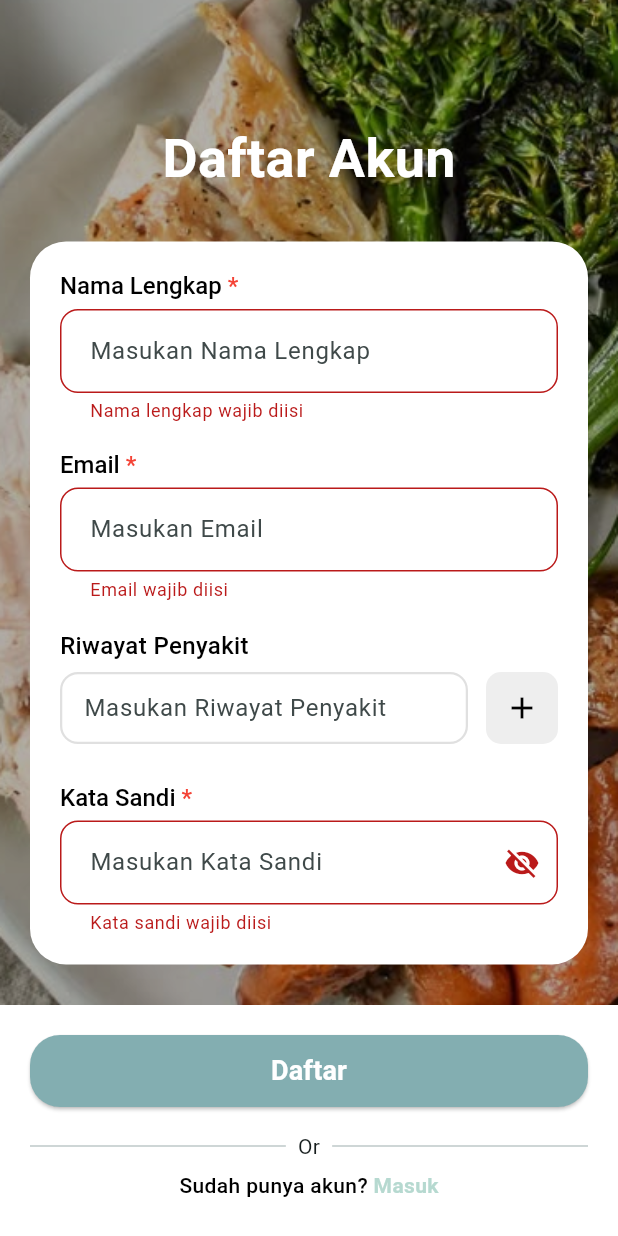
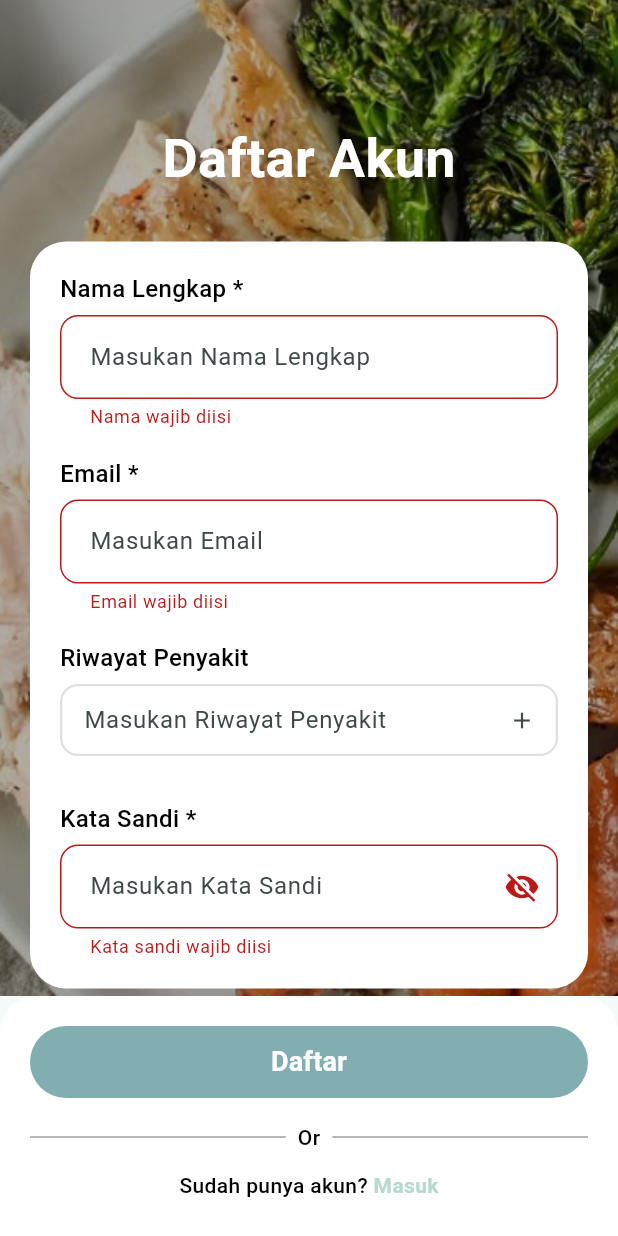
Before and after one commit to hafsahha/MASAKIO, a Flutter app: the DaftarAkunPage screen opened directly, after a tap on "Daftar", on a phone screen of 412 x 824 dp. Run offline on Flutter 3.47's test engine with Material 3 defaults, Android fonts, the phone set to English and light mode, and no system bars; our stand-ins replace image_picker, video_player.

Commit message:
ubah kecil

```diff
--- a/lib/Auth/daftar.dart
+++ b/lib/Auth/daftar.dart
@@ -9,12 +9,11 @@ class DaftarAkunPage extends StatefulWidget {
 
 class _DaftarAkunPageState extends State<DaftarAkunPage> {
   final _formKey = GlobalKey<FormState>();
-
   final TextEditingController _namaController = TextEditingController();
   final TextEditingController _emailController = TextEditingController();
   final TextEditingController _passwordController = TextEditingController();
-
-  final List<TextEditingController> _riwayatControllers = [TextEditingController()];
+  final TextEditingController _riwayatController = TextEditingController();
+  final List<String> _riwayatList = [];
 
   bool _obscurePassword = true;
 
@@ -23,40 +22,38 @@ class _DaftarAkunPageState extends State<DaftarAkunPage> {
     borderSide: BorderSide(color: Colors.grey.shade300, width: 1.5),
   );
 
+  final RegExp emailRegExp = RegExp(
+    r'^[\w-]+(\.[\w-]+)*@[\w-]+(\.[\w-]+)+$',
+  );
+
   @override
   void dispose() {
     _namaController.dispose();
     _emailController.dispose();
     _passwordController.dispose();
-    for (var c in _riwayatControllers) {
-      c.dispose();
-    }
+    _riwayatController.dispose();
     super.dispose();
   }
 
-  // Regex email sederhana
-  final RegExp emailRegExp = RegExp(
-    r'^[\w-]+(\.[\w-]+)*@[\w-]+(\.[\w-]+)+$',
-  );
-
-  void _addRiwayat() {
+  void _tambahRiwayat(String text) {
+    final newText = text.trim();
+    if (newText.isNotEmpty && !_riwayatList.contains(newText)) {
       setState(() {
-      _riwayatControllers.add(TextEditingController());
+        _riwayatList.add(newText);
+        _riwayatController.clear();
       });
     }
-
-  void _removeRiwayat(int index) {
-    setState(() {
-      if (_riwayatControllers.length > 1) {
-        _riwayatControllers[index].dispose();
-        _riwayatControllers.removeAt(index);
-      }
-    });
   }
 
   void _submitForm() {
     if (_formKey.currentState!.validate()) {
-      // Semua valid, bisa lanjut ke proses berikutnya
+      if (_riwayatList.isEmpty) {
+        ScaffoldMessenger.of(context).showSnackBar(
+          const SnackBar(content: Text('Minimal 1 riwayat penyakit harus diisi')),
+        );
+        return;
+      }
+
       showDialog(
         context: context,
         builder: (_) => AlertDialog(
@@ -104,7 +101,6 @@ class _DaftarAkunPageState extends State<DaftarAkunPage> {
                   ),
                 ),
                 const SizedBox(height: 30),
-                // Form scrollable
                 Expanded(
                   child: SingleChildScrollView(
                     padding: const EdgeInsets.symmetric(horizontal: 20),
@@ -118,75 +114,22 @@ class _DaftarAkunPageState extends State<DaftarAkunPage> {
                         key: _formKey,
                         child: Column(
                           children: [
-                            // Nama Lengkap
-                            Align(
-                              alignment: Alignment.centerLeft,
-                              child: RichText(
-                                text: const TextSpan(
-                                  text: "Nama Lengkap ",
-                                  style: TextStyle(
-                                    color: Colors.black,
-                                    fontSize: 16,
-                                    fontWeight: FontWeight.w500,
-                                  ),
-                                  children: [
-                                    TextSpan(
-                                      text: "*",
-                                      style: TextStyle(color: Colors.red),
-                                    ),
-                                  ],
-                                ),
-                              ),
-                            ),
+                            _buildLabel("Nama Lengkap *"),
                             const SizedBox(height: 6),
                             TextFormField(
                               controller: _namaController,
-                              decoration: InputDecoration(
-                                hintText: "Masukan Nama Lengkap",
-                                border: border,
-                                enabledBorder: border,
-                                focusedBorder: border,
-                                contentPadding: const EdgeInsets.symmetric(horizontal: 16, vertical: 16),
-                              ),
-                              validator: (value) {
-                                if (value == null || value.trim().isEmpty) {
-                                  return 'Nama lengkap wajib diisi';
-                                }
-                                return null;
-                              },
+                              decoration: _buildInputDecoration("Masukan Nama Lengkap"),
+                              validator: (value) =>
+                                  value == null || value.trim().isEmpty ? 'Nama wajib diisi' : null,
                             ),
                             const SizedBox(height: 18),
-                            // Email
-                            Align(
-                              alignment: Alignment.centerLeft,
-                              child: RichText(
-                                text: const TextSpan(
-                                  text: "Email ",
-                                  style: TextStyle(
-                                    color: Colors.black,
-                                    fontSize: 16,
-                                    fontWeight: FontWeight.w500,
-                                  ),
-                                  children: [
-                                    TextSpan(
-                                      text: "*",
-                                      style: TextStyle(color: Colors.red),
-                                    ),
-                                  ],
-                                ),
-                              ),
-                            ),
+
+                            _buildLabel("Email *"),
                             const SizedBox(height: 6),
                             TextFormField(
                               controller: _emailController,
                               keyboardType: TextInputType.emailAddress,
-                              decoration: InputDecoration(
-                                hintText: "Masukan Email",
-                                border: border,
-                                enabledBorder: border,
-                                focusedBorder: border,
-                                contentPadding: const EdgeInsets.symmetric(horizontal: 16, vertical: 16),
-                              ),
+                              decoration: _buildInputDecoration("Masukan Email"),
                               validator: (value) {
                                 if (value == null || value.trim().isEmpty) {
                                   return 'Email wajib diisi';
@@ -198,32 +141,12 @@ class _DaftarAkunPageState extends State<DaftarAkunPage> {
                               },
                             ),
                             const SizedBox(height: 18),
-                            // Riwayat Penyakit (dinamis)
-                            Align(
-                              alignment: Alignment.centerLeft,
-                              child: const Text(
-                                "Riwayat Penyakit",
-                                style: TextStyle(
-                                  color: Colors.black,
-                                  fontSize: 16,
-                                  fontWeight: FontWeight.w500,
-                                ),
-                              ),
-                            ),
+
+                            _buildLabel("Riwayat Penyakit"),
                             const SizedBox(height: 6),
-                            ListView.builder(
-                              shrinkWrap: true,
-                              physics: const NeverScrollableScrollPhysics(),
-                              padding: EdgeInsets.zero,
-                              itemCount: _riwayatControllers.length,
-                              itemBuilder: (context, index) {
-                                return Padding(
-                                  padding: const EdgeInsets.only(bottom: 8),
-                                  child: Row(
-                                    children: [
-                                      Expanded(
-                                        child: TextFormField(
-                                          controller: _riwayatControllers[index],
+                            TextFormField(
+                              controller: _riwayatController,
+                              onFieldSubmitted: (value) => _tambahRiwayat(value),
                               decoration: InputDecoration(
                                 hintText: "Masukan Riwayat Penyakit",
                                 border: border,
@@ -231,55 +154,50 @@ class _DaftarAkunPageState extends State<DaftarAkunPage> {
                                 focusedBorder: border,
                                 isDense: true,
                                 contentPadding: const EdgeInsets.symmetric(horizontal: 12, vertical: 12),
+                                suffixIcon: IconButton(
+                                  icon: const Icon(Icons.add),
+                                  onPressed: () => _tambahRiwayat(_riwayatController.text),
                                 ),
                               ),
                             ),
-                                      const SizedBox(width: 12),
-                                      Container(
-                                        decoration: BoxDecoration(
-                                          color: Colors.grey.shade200,
-                                          borderRadius: BorderRadius.circular(10),
-                                        ),
-                                        child: IconButton(
-                                          icon: Icon(
-                                            index == _riwayatControllers.length - 1 ? Icons.add : Icons.remove,
-                                            color: Colors.black,
-                                          ),
-                                          onPressed: () {
-                                            if (index == _riwayatControllers.length - 1) {
-                                              _addRiwayat();
-                                            } else {
-                                              _removeRiwayat(index);
-                                            }
-                                          },
+                            const SizedBox(height: 12),
+                            Align(
+                              alignment: Alignment.centerLeft,
+                              child: Wrap(
+                                spacing: 8,
+                                runSpacing: 8,
+                                children: _riwayatList
+                                    .map(
+                                      (e) => RawChip(
+                                        label: Text(
+                                          e,
+                                          style: const TextStyle(
+                                            fontFamily: 'Montserrat',
+                                            fontWeight: FontWeight.w500,
+                                            color: Colors.white,
                                           ),
                                         ),
-                                    ],
+                                        deleteIcon: const Icon(Icons.close, color: Colors.white),
+                                        onDeleted: () {
+                                          setState(() {
+                                            _riwayatList.remove(e);
+                                          });
+                                        },
+                                        backgroundColor: const Color(0xFFB6D9D0),
+                                        shape: RoundedRectangleBorder(
+                                          borderRadius: BorderRadius.circular(20),
                                         ),
-                                );
-                              },
+                                        elevation: 0,
+                                        shadowColor: Colors.transparent,
+                                        side: BorderSide.none,
+                                      ),
+                                    )
+                                    .toList(),
+                              ),
                             ),
                             const SizedBox(height: 18),
-                            // Kata Sandi
-                            Align(
-                              alignment: Alignment.centerLeft,
-                              child: RichText(
-                                text: const TextSpan(
-                                  text: "Kata Sandi ",
-                                  style: TextStyle(
-                                    color: Colors.black,
-                                    fontSize: 16,
-                                    fontWeight: FontWeight.w500,
-                                  ),
-                                  children: [
-                                    TextSpan(
-                                      text: "*",
-                                      style: TextStyle(color: Colors.red),
-                                    ),
-                                  ],
-                                ),
-                              ),
-                            ),
+
+                            _buildLabel("Kata Sandi *"),
                             const SizedBox(height: 6),
                             TextFormField(
                               controller: _passwordController,
@@ -295,9 +213,7 @@ class _DaftarAkunPageState extends State<DaftarAkunPage> {
                                       ? Icons.visibility_off
                                       : Icons.visibility),
                                   onPressed: () {
-                                    setState(() {
-                                      _obscurePassword = !_obscurePassword;
-                                    });
+                                    setState(() => _obscurePassword = !_obscurePassword);
                                   },
                                 ),
                               ),
@@ -306,7 +222,7 @@ class _DaftarAkunPageState extends State<DaftarAkunPage> {
                                   return 'Kata sandi wajib diisi';
                                 }
                                 if (value.length < 6) {
-                                  return 'Kata sandi minimal 6 karakter';
+                                  return 'Minimal 6 karakter';
                                 }
                                 return null;
                               },
@@ -322,9 +238,14 @@ class _DaftarAkunPageState extends State<DaftarAkunPage> {
           ),
         ],
       ),
-      // Container tombol fixed di bawah
       bottomNavigationBar: Container(
+        decoration: const BoxDecoration(
           color: Colors.white,
+          borderRadius: BorderRadius.only(
+            topLeft: Radius.circular(24),
+            topRight: Radius.circular(24),
+          ),
+        ),
         padding: const EdgeInsets.fromLTRB(20, 20, 20, 24),
         child: Column(
           mainAxisSize: MainAxisSize.min,
@@ -336,8 +257,9 @@ class _DaftarAkunPageState extends State<DaftarAkunPage> {
                 style: ElevatedButton.styleFrom(
                   backgroundColor: const Color(0xFF83AEB1),
                   shape: RoundedRectangleBorder(
-                    borderRadius: BorderRadius.circular(20),
+                    borderRadius: BorderRadius.circular(30),
                   ),
+                  elevation: 0,
                 ),
                 onPressed: _submitForm,
                 child: const Text(
@@ -353,15 +275,21 @@ class _DaftarAkunPageState extends State<DaftarAkunPage> {
             const SizedBox(height: 16),
             Row(
               children: const [
-                Expanded(child: Divider()),
+                Expanded(child: Divider(thickness: 1, color: Colors.grey)),
                 Padding(
                   padding: EdgeInsets.symmetric(horizontal: 8.0),
-                  child: Text("Or"),
+                  child: Text(
+                    "Or",
+                    style: TextStyle(
+                      color: Colors.black,
+                      fontWeight: FontWeight.w500,
                     ),
-                Expanded(child: Divider()),
+                  ),
+                ),
+                Expanded(child: Divider(thickness: 1, color: Colors.grey)),
               ],
             ),
-            const SizedBox(height: 6),
+            const SizedBox(height: 12),
             Row(
               mainAxisAlignment: MainAxisAlignment.center,
               children: [
@@ -389,4 +317,28 @@ class _DaftarAkunPageState extends State<DaftarAkunPage> {
       ),
     );
   }
+
+  Widget _buildLabel(String label) {
+    return Align(
+      alignment: Alignment.centerLeft,
+      child: Text(
+        label,
+        style: const TextStyle(
+          color: Colors.black,
+          fontSize: 16,
+          fontWeight: FontWeight.w500,
+        ),
+      ),
+    );
   }
+
+  InputDecoration _buildInputDecoration(String hint) {
+    return InputDecoration(
+      hintText: hint,
+      border: border,
+      enabledBorder: border,
+      focusedBorder: border,
+      contentPadding: const EdgeInsets.symmetric(horizontal: 16, vertical: 16),
+    );
+  }
+}
```
Lines whose indentation alone changed are shown as unchanged.
